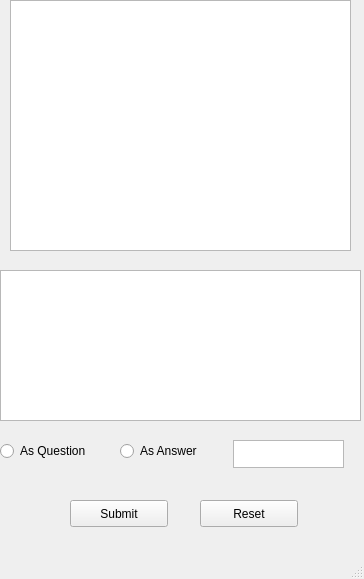
Above: TheApp/chat.ui from krishna0512/drf before the change. Below: the same form after it.
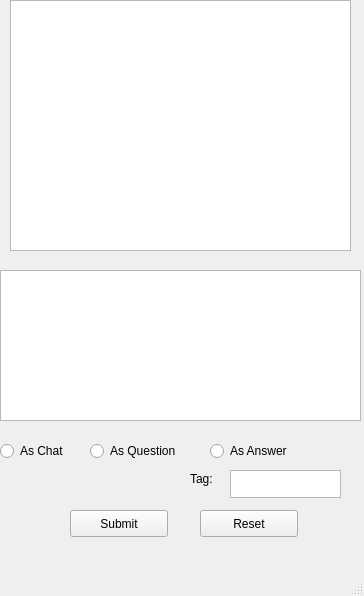
That is the form after the change.

Diff of the .ui file:
```diff
--- a/TheApp/chat.ui
+++ b/TheApp/chat.ui
@@ -7,7 +7,7 @@
     <x>0</x>
     <y>0</y>
     <width>364</width>
-    <height>579</height>
+    <height>596</height>
    </rect>
   </property>
   <property name="windowTitle">
@@ -28,7 +28,7 @@
     <property name="geometry">
      <rect>
       <x>70</x>
-      <y>500</y>
+      <y>510</y>
       <width>98</width>
       <height>27</height>
      </rect>
@@ -41,7 +41,7 @@
     <property name="geometry">
      <rect>
       <x>200</x>
-      <y>500</y>
+      <y>510</y>
       <width>98</width>
       <height>27</height>
      </rect>
@@ -63,7 +63,7 @@
    <widget class="QRadioButton" name="isQues">
     <property name="geometry">
      <rect>
-      <x>0</x>
+      <x>90</x>
       <y>440</y>
       <width>116</width>
       <height>22</height>
@@ -76,7 +76,7 @@
    <widget class="QRadioButton" name="isAns">
     <property name="geometry">
      <rect>
-      <x>120</x>
+      <x>210</x>
       <y>440</y>
       <width>116</width>
       <height>22</height>
@@ -89,13 +89,39 @@
    <widget class="QPlainTextEdit" name="tagArea">
     <property name="geometry">
      <rect>
-      <x>233</x>
-      <y>440</y>
+      <x>230</x>
+      <y>470</y>
       <width>111</width>
       <height>28</height>
      </rect>
     </property>
    </widget>
+   <widget class="QRadioButton" name="isAns_2">
+    <property name="geometry">
+     <rect>
+      <x>0</x>
+      <y>440</y>
+      <width>116</width>
+      <height>22</height>
+     </rect>
+    </property>
+    <property name="text">
+     <string>As Chat</string>
+    </property>
+   </widget>
+   <widget class="QLabel" name="label">
+    <property name="geometry">
+     <rect>
+      <x>190</x>
+      <y>470</y>
+      <width>31</width>
+      <height>17</height>
+     </rect>
+    </property>
+    <property name="text">
+     <string>Tag:</string>
+    </property>
+   </widget>
   </widget>
   <widget class="QMenuBar" name="menubar">
    <property name="geometry">
```
